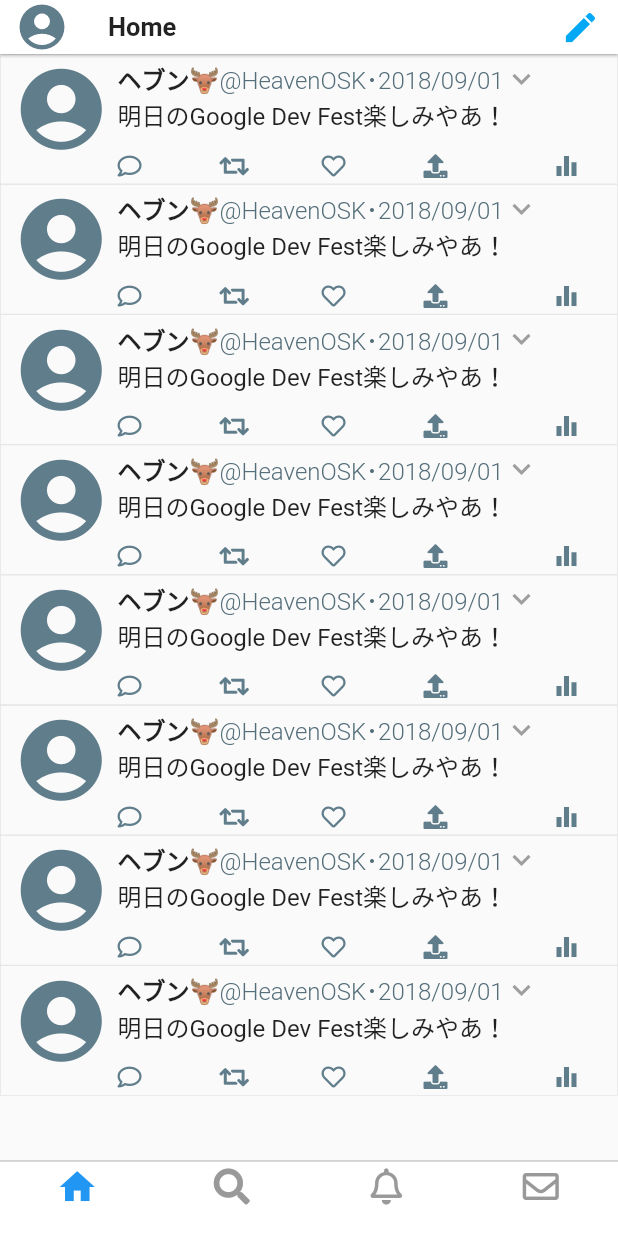
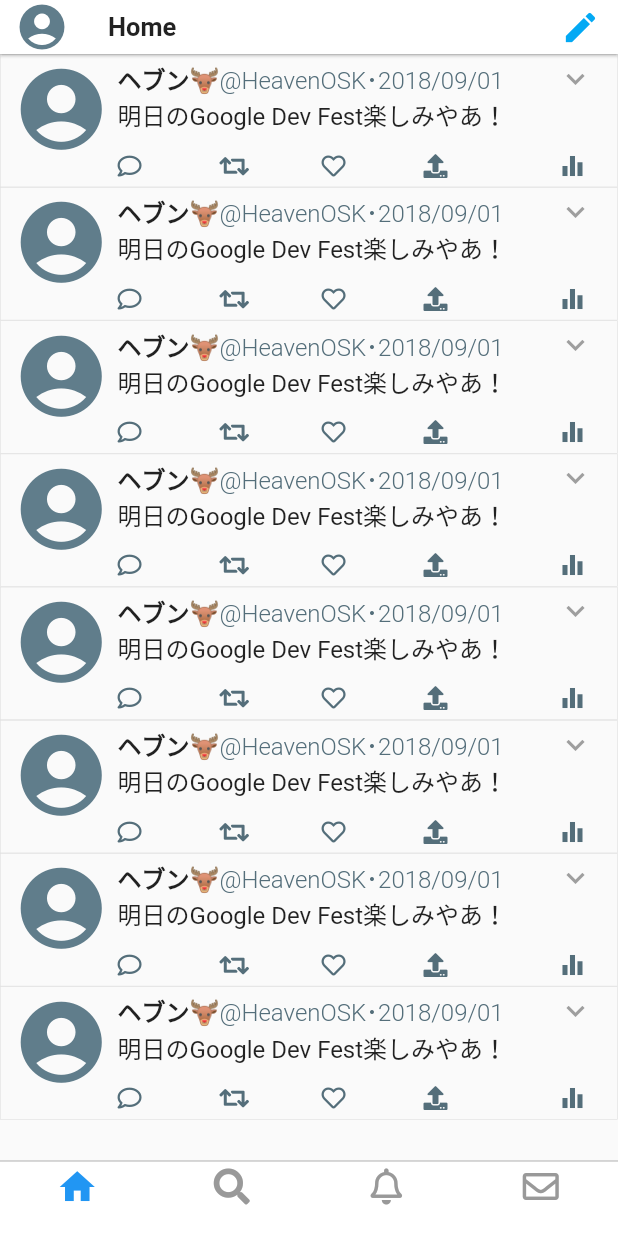
Before and after one commit to HeavenOSK/Flitter, a Flutter app: the screen it shows after launch, on a phone screen of 412 x 824 dp. Run offline on Flutter 3.47's test engine with Material 2 defaults, Android fonts, the phone set to English and light mode, and no system bars; our stand-ins replace font_awesome_flutter.

Commit message:
Fix Tweet Card to be responsible for Tweet length

```diff
--- /dev/null
+++ b/lib/ui/components/tweet_card.dart
@@ -0,0 +1,114 @@
+import 'package:flutter/material.dart';
+import 'package:font_awesome_flutter/font_awesome_flutter.dart';
+
+class TweetItem extends StatelessWidget {
+  final _fontSize = 16.0;
+  final _mainColor = Colors.black87;
+  final _subColor = Colors.blueGrey[600];
+
+  @override
+  Widget build(BuildContext context) {
+    return Container(
+      width: MediaQuery.of(context).size.width,
+      padding: EdgeInsets.fromLTRB(8.0, 4.0, 16.0, 4.0),
+      decoration: BoxDecoration(
+        border: Border.all(width: 0.4, color: Colors.grey[300]),
+      ),
+      child: Row(
+        crossAxisAlignment: CrossAxisAlignment.start,
+        children: <Widget>[
+          // Profile 写真を表示する
+          Padding(
+            padding: const EdgeInsets.fromLTRB(0.0, 0.0, 5.0, 0.0),
+            child:
+                Icon(Icons.account_circle, size: 65.0, color: Colors.blueGrey),
+          ),
+          Expanded(
+            child: Column(
+              crossAxisAlignment: CrossAxisAlignment.start,
+              children: <Widget>[
+                _buildTopRow(),
+                _buildContents(),
+                _buildButtonList(),
+              ],
+            ),
+          ),
+        ],
+      ),
+    );
+  }
+
+  //User名, Account名, 日時情報 の列
+  Widget _buildTopRow() {
+    return Container(
+      child: Row(
+        mainAxisAlignment: MainAxisAlignment.spaceBetween,
+        children: <Widget>[
+          Row(
+            children: <Widget>[
+              Text(
+                'ヘブン🦌',
+                style: TextStyle(
+                  fontSize: _fontSize,
+                  fontWeight: FontWeight.bold,
+                  color: _mainColor,
+                ),
+              ),
+              Text(
+                '@HeavenOSK･' + '2018/09/01',
+                style: TextStyle(
+                  fontSize: _fontSize,
+                  fontWeight: FontWeight.w300,
+                  color: _subColor,
+                ),
+              ),
+            ],
+          ),
+          Icon(Icons.expand_more, color: Colors.grey, size: 24.0),
+        ],
+      ),
+    );
+  }
+
+  //Tweetの内容部分
+  Widget _buildContents() {
+    return Container(
+      child: Text(
+        '明日のGoogle Dev Fest楽しみやあ！',
+        style: TextStyle(fontSize: _fontSize, color: _mainColor),
+      ),
+    );
+  }
+
+  //Reply, Retweet, Like, Bookmark, Analyticsボタン の列
+  Widget _buildButtonList() {
+    return Container(
+      margin: new EdgeInsets.fromLTRB(0.0, 12.0, 0.0, 0.0),
+      child: Row(
+        mainAxisAlignment: MainAxisAlignment.start,
+        children: <Widget>[
+          Icon(FontAwesomeIcons.comment, size: 16.0, color: _subColor),
+          Container(
+            width: 52.0,
+          ),
+          Icon(FontAwesomeIcons.retweet, size: 16.0, color: _subColor),
+          Container(
+            width: 52.0,
+          ),
+          Icon(FontAwesomeIcons.heart, size: 16.0, color: _subColor),
+          Container(
+            width: 52.0,
+          ),
+          Icon(FontAwesomeIcons.upload, size: 16.0, color: _subColor),
+          Expanded(
+            child: Container(
+              margin: EdgeInsets.fromLTRB(0.0, 0.0, 4.0, 0.0),
+              alignment: Alignment.topRight,
+              child: Icon(Icons.equalizer, size: 20.0, color: _subColor),
+            ),
+          ),
+        ],
+      ),
+    );
+  }
+}
--- a/lib/ui/components/tweet_item.dart
+++ /dev/null
@@ -1,117 +0,0 @@
-import 'package:flutter/material.dart';
-import 'package:font_awesome_flutter/font_awesome_flutter.dart';
-
-class TweetItem extends StatelessWidget {
-  final _fontSize = 16.0;
-
-  @override
-  Widget build(BuildContext context) {
-    return Container(
-      width:MediaQuery.of(context).size.width,
-      padding: EdgeInsets.fromLTRB(8.0, 4.0, 16.0, 4.0),
-      decoration: BoxDecoration(
-        border: Border.all(
-          width: 0.4,
-          color: Colors.grey[300],
-        ),
-      ),
-      child: Container(
-        height: 78.0,
-        child: Row(
-          children: <Widget>[
-            Container(
-              alignment: Alignment.topCenter,
-              padding: const EdgeInsets.fromLTRB(0.0, 0.0, 5.0, 0.0),
-              child: Icon(Icons.account_circle,
-                  size: 65.0, color: Colors.blueGrey),
-            ),
-            Expanded(
-              child: Column(
-                children: <Widget>[
-                  Row(
-                    mainAxisAlignment: MainAxisAlignment.spaceBetween,
-                    children: <Widget>[
-                      Column(
-                        crossAxisAlignment: CrossAxisAlignment.start,
-                        children: <Widget>[
-                          Row(
-                            children: <Widget>[
-                              Row(
-                                children: <Widget>[
-                                  Text(
-                                    'ヘブン🦌',
-                                    style: TextStyle(
-                                      fontSize: _fontSize,
-                                      fontWeight: FontWeight.bold,
-                                    ),
-                                  ),
-                                  Text(
-                                    '@HeavenOSK･2018/09/01',
-                                    style: TextStyle(
-                                      fontSize: _fontSize,
-                                      fontWeight: FontWeight.w300,
-                                      color: Colors.blueGrey[600],
-                                    ),
-                                  ),
-                                  Icon(
-                                    Icons.expand_more,
-                                    color: Colors.grey,
-                                    size: 24.0,
-                                  )
-                                ],
-                              ),
-                            ],
-                          ),
-                          Column(
-                            children: <Widget>[
-                              Text(
-                                '明日のGoogle Dev Fest楽しみやあ！',
-                                style: TextStyle(fontSize: _fontSize),
-                              ),
-                            ],
-                          ),
-                        ],
-                      ),
-                    ],
-                  ),
-                  Container(
-                    height: 12.0,
-                  ),
-                  Row(
-                    mainAxisAlignment: MainAxisAlignment.start,
-                    children: <Widget>[
-                      Icon(FontAwesomeIcons.comment,
-                          size: 16.0, color: Colors.blueGrey),
-                      Container(
-                        width: 52.0,
-                      ),
-                      Icon(FontAwesomeIcons.retweet,
-                          size: 16.0, color: Colors.blueGrey),
-                      Container(
-                        width: 52.0,
-                      ),
-                      Icon(FontAwesomeIcons.heart,
-                          size: 16.0, color: Colors.blueGrey),
-                      Container(
-                        width: 52.0,
-                      ),
-                      Icon(FontAwesomeIcons.upload,
-                          size: 16.0, color: Colors.blueGrey),
-                      Expanded(
-                        child: Container(
-                            margin: EdgeInsets.fromLTRB(0.0, 0.0, 8.0, 0.0),
-                            alignment: Alignment.topRight,
-                            child: Icon(Icons.equalizer,
-                                size: 20.0, color: Colors.blueGrey)),
-                      ),
-                    ],
-                  ),
-                ],
-              ),
-            ),
-          ],
-        ),
-      ),
-    );
-  }
-}
--- a/lib/ui/pages/home.dart
+++ b/lib/ui/pages/home.dart
@@ -1,6 +1,6 @@
 import 'package:flutter/material.dart';
 import 'package:flutter/cupertino.dart';
-import 'package:flitter/ui/components/tweet_item.dart';
+import 'package:flitter/ui/components/tweet_card.dart';
 
 class Home extends StatelessWidget {
   @override
```
